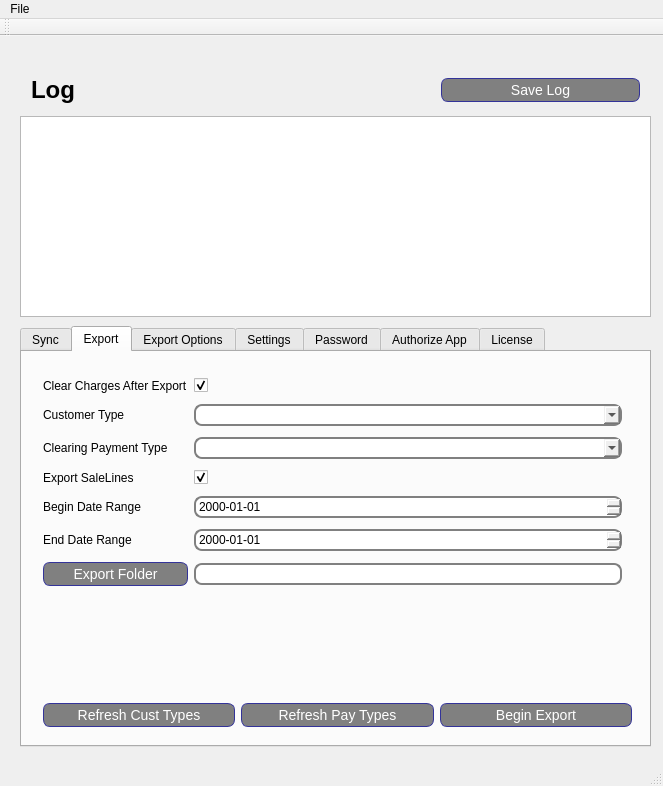
Qt form qt-lightspeed-pos-vc-connector/mainwindow.ui (beckf/lightspeed-vc-connector) before a commit.
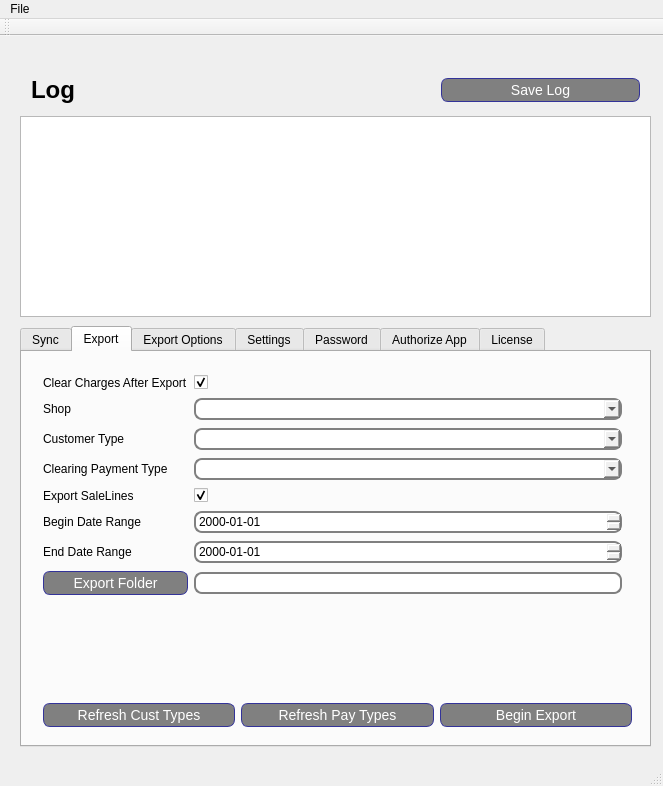
The same form after that commit. The open tabs and pages were chosen to show the change.

Commit message: added shopid to export filters

Diff of the .ui file:
```diff
--- a/qt-lightspeed-pos-vc-connector/mainwindow.ui
+++ b/qt-lightspeed-pos-vc-connector/mainwindow.ui
@@ -80,7 +80,7 @@
      <string notr="true"/>
     </property>
     <property name="currentIndex">
-     <number>2</number>
+     <number>1</number>
     </property>
     <property name="usesScrollButtons">
      <bool>false</bool>
@@ -315,7 +315,7 @@
            </font>
           </property>
           <property name="text">
-           <string>Optional Filters</string>
+           <string>Optional Sync Filters</string>
           </property>
          </widget>
         </item>
@@ -366,100 +366,80 @@
         <x>10</x>
         <y>10</y>
         <width>601</width>
-        <height>241</height>
+        <height>254</height>
        </rect>
       </property>
       <layout class="QGridLayout" name="gridLayout_4">
-       <item row="1" column="0">
+       <item row="2" column="0">
         <widget class="QLabel" name="lbl_CustType">
          <property name="text">
           <string>Customer Type</string>
          </property>
         </widget>
        </item>
-       <item row="6" column="0">
-        <widget class="QPushButton" name="btn_ExportFolderPicker">
-         <property name="text">
-          <string>Export Folder</string>
-         </property>
-        </widget>
-       </item>
-       <item row="6" column="1">
-        <widget class="QLineEdit" name="line_ExportFolder"/>
-       </item>
-       <item row="0" column="1">
-        <widget class="QCheckBox" name="chk_ClearCharges">
-         <property name="text">
-          <string/>
-         </property>
-         <property name="checked">
-          <bool>true</bool>
-         </property>
-        </widget>
-       </item>
-       <item row="0" column="0">
-        <widget class="QLabel" name="label">
-         <property name="text">
-          <string>Clear Charges After Export</string>
-         </property>
-        </widget>
-       </item>
-       <item row="2" column="1">
-        <widget class="QComboBox" name="combo_PaymentType"/>
-       </item>
-       <item row="2" column="0">
+       <item row="3" column="0">
         <widget class="QLabel" name="label_2">
          <property name="text">
           <string>Clearing Payment Type</string>
          </property>
         </widget>
        </item>
-       <item row="1" column="1">
-        <widget class="QComboBox" name="combo_CustomerType">
-         <property name="toolTip">
-          <string>Select customer type to export.</string>
-         </property>
-         <property name="statusTip">
-          <string>Select customer type to export.</string>
-         </property>
-        </widget>
-       </item>
-       <item row="4" column="0">
-        <widget class="QLabel" name="label_12">
-         <property name="text">
-          <string>Begin Date Range</string>
-         </property>
-        </widget>
-       </item>
-       <item row="4" column="1">
-        <widget class="QDateEdit" name="dateEdit_BeginExportRange">
-         <property name="displayFormat">
-          <string>yyyy-MM-dd</string>
-         </property>
-        </widget>
-       </item>
-       <item row="5" column="1">
+       <item row="6" column="1">
         <widget class="QDateEdit" name="dateEdit_EndExportRange">
          <property name="displayFormat">
           <string>yyyy-MM-dd</string>
          </property>
         </widget>
        </item>
+       <item row="0" column="1">
+        <widget class="QCheckBox" name="chk_ClearCharges">
+         <property name="text">
+          <string/>
+         </property>
+         <property name="checked">
+          <bool>true</bool>
+         </property>
+        </widget>
+       </item>
        <item row="5" column="0">
-        <widget class="QLabel" name="label_13">
+        <widget class="QLabel" name="label_12">
          <property name="text">
-          <string>End Date Range</string>
+          <string>Begin Date Range</string>
          </property>
         </widget>
        </item>
-       <item row="3" column="0">
+       <item row="4" column="0">
         <widget class="QLabel" name="label_4">
          <property name="text">
           <string>Export SaleLines</string>
          </property>
         </widget>
        </item>
-       <item row="3" column="1">
+       <item row="2" column="1">
+        <widget class="QComboBox" name="combo_CustomerType">
+         <property name="toolTip">
+          <string>Select customer type to export.</string>
+         </property>
+         <property name="statusTip">
+          <string>Select customer type to export.</string>
+         </property>
+        </widget>
+       </item>
+       <item row="7" column="0">
+        <widget class="QPushButton" name="btn_ExportFolderPicker">
+         <property name="text">
+          <string>Export Folder</string>
+         </property>
+        </widget>
+       </item>
+       <item row="6" column="0">
+        <widget class="QLabel" name="label_13">
+         <property name="text">
+          <string>End Date Range</string>
+         </property>
+        </widget>
+       </item>
+       <item row="4" column="1">
         <widget class="QCheckBox" name="chk_ExportSaleLinesEnabled">
          <property name="text">
           <string/>
@@ -469,6 +449,36 @@
          </property>
         </widget>
        </item>
+       <item row="0" column="0">
+        <widget class="QLabel" name="label">
+         <property name="text">
+          <string>Clear Charges After Export</string>
+         </property>
+        </widget>
+       </item>
+       <item row="3" column="1">
+        <widget class="QComboBox" name="combo_PaymentType"/>
+       </item>
+       <item row="5" column="1">
+        <widget class="QDateEdit" name="dateEdit_BeginExportRange">
+         <property name="displayFormat">
+          <string>yyyy-MM-dd</string>
+         </property>
+        </widget>
+       </item>
+       <item row="7" column="1">
+        <widget class="QLineEdit" name="line_ExportFolder"/>
+       </item>
+       <item row="1" column="1">
+        <widget class="QComboBox" name="combo_ExportShopSelect"/>
+       </item>
+       <item row="1" column="0">
+        <widget class="QLabel" name="label_29">
+         <property name="text">
+          <string>Shop</string>
+         </property>
+        </widget>
+       </item>
       </layout>
      </widget>
     </widget>
@@ -480,9 +490,9 @@
       <property name="geometry">
        <rect>
         <x>10</x>
-        <y>60</y>
-        <width>251</width>
-        <height>128</height>
+        <y>61</y>
+        <width>611</width>
+        <height>171</height>
        </rect>
       </property>
       <layout class="QGridLayout" name="gridLayout_5">
@@ -493,6 +503,9 @@
          </property>
         </widget>
        </item>
+       <item row="0" column="1">
+        <widget class="QLineEdit" name="txt_ExportOptionsCatalog_Item_fk"/>
+       </item>
        <item row="3" column="0">
         <widget class="QLabel" name="label_25">
          <property name="text">
@@ -510,22 +523,19 @@
          </property>
         </widget>
        </item>
-       <item row="0" column="0">
-        <widget class="QLabel" name="label_21">
-         <property name="text">
-          <string>Catalog_Item_fk</string>
-         </property>
-        </widget>
-       </item>
        <item row="3" column="1">
         <widget class="QLineEdit" name="txt_ExportOptionsTransactionType"/>
        </item>
-       <item row="0" column="1">
-        <widget class="QLineEdit" name="txt_ExportOptionsCatalog_Item_fk"/>
-       </item>
        <item row="2" column="1">
         <widget class="QLineEdit" name="txt_ExportOptionsTransactionSource"/>
        </item>
+       <item row="0" column="0">
+        <widget class="QLabel" name="label_21">
+         <property name="text">
+          <string>Catalog_Item_fk</string>
+         </property>
+        </widget>
+       </item>
       </layout>
      </widget>
      <widget class="QLabel" name="label_23">
@@ -586,9 +596,9 @@
       <property name="geometry">
        <rect>
         <x>10</x>
-        <y>200</y>
+        <y>250</y>
         <width>611</width>
-        <height>111</height>
+        <height>61</height>
        </rect>
       </property>
       <property name="frameShape">
```
The commit also changes 3 other files.
